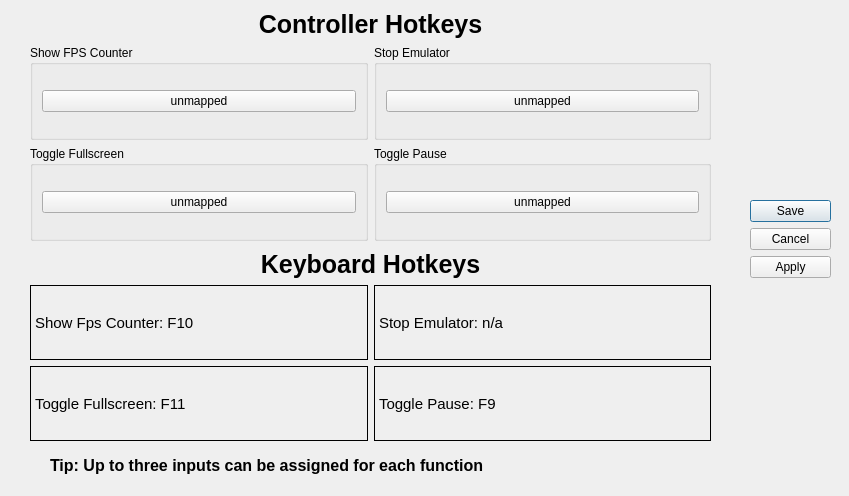
rainmakerv3/BB_Launcher, file settings/hotkeys.ui: the form before one commit.
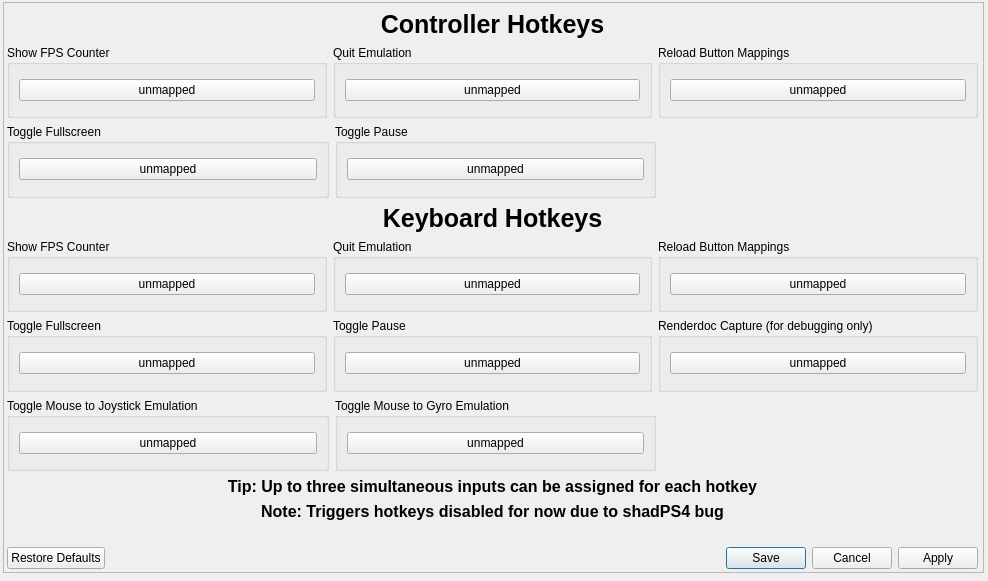
The form after the commit.

Commit message: update hotkey code with latest shadPS4

Diff of the .ui file:
```diff
--- a/settings/hotkeys.ui
+++ b/settings/hotkeys.ui
@@ -8,39 +8,44 @@
    <rect>
     <x>0</x>
     <y>0</y>
-    <width>849</width>
-    <height>496</height>
+    <width>988</width>
+    <height>581</height>
    </rect>
   </property>
   <property name="windowTitle">
    <string>Customize Hotkeys</string>
   </property>
-  <widget class="QDialogButtonBox" name="buttonBox">
+  <widget class="QScrollArea" name="scrollArea">
    <property name="geometry">
     <rect>
-     <x>750</x>
-     <y>200</y>
-     <width>81</width>
-     <height>81</height>
+     <x>3</x>
+     <y>2</y>
+     <width>981</width>
+     <height>571</height>
     </rect>
    </property>
-   <property name="orientation">
-    <enum>Qt::Orientation::Vertical</enum>
+   <property name="widgetResizable">
+    <bool>true</bool>
    </property>
-   <property name="standardButtons">
-    <set>QDialogButtonBox::StandardButton::Apply|QDialogButtonBox::StandardButton::Cancel|QDialogButtonBox::StandardButton::Save</set>
-   </property>
-  </widget>
-  <widget class="QWidget" name="verticalLayoutWidget">
+   <widget class="QWidget" name="scrollAreaWidgetContents">
+    <property name="geometry">
+     <rect>
+      <x>0</x>
+      <y>0</y>
+      <width>979</width>
+      <height>569</height>
+     </rect>
+    </property>
+    <widget class="QWidget" name="verticalLayoutWidget_3">
    <property name="geometry">
     <rect>
-     <x>30</x>
-     <y>10</y>
-     <width>681</width>
-     <height>231</height>
-    </rect>
-   </property>
-   <layout class="QVBoxLayout" name="controllerLayout">
+       <x>3</x>
+       <y>7</y>
+       <width>971</width>
+       <height>559</height>
+      </rect>
+     </property>
+     <layout class="QVBoxLayout" name="HotkeysLayout">
     <item>
      <widget class="QLabel" name="controllerLabel">
       <property name="sizePolicy">
@@ -66,7 +71,13 @@
     <item>
      <layout class="QHBoxLayout" name="horizontalLayoutPad1">
       <item>
-       <widget class="QGroupBox" name="fpsGroupbox">
+         <widget class="QGroupBox" name="fpsGroupboxPad">
+          <property name="sizePolicy">
+           <sizepolicy hsizetype="Expanding" vsizetype="Preferred">
+            <horstretch>0</horstretch>
+            <verstretch>0</verstretch>
+           </sizepolicy>
+          </property>
         <property name="title">
          <string>Show FPS Counter</string>
         </property>
@@ -85,9 +96,15 @@
        </widget>
       </item>
       <item>
-       <widget class="QGroupBox" name="stopGroupbox">
+         <widget class="QGroupBox" name="quitGroupboxKB_2">
+          <property name="sizePolicy">
+           <sizepolicy hsizetype="Expanding" vsizetype="Preferred">
+            <horstretch>0</horstretch>
+            <verstretch>0</verstretch>
+           </sizepolicy>
+          </property>
         <property name="title">
-         <string>Stop Emulator</string>
+           <string>Quit Emulation</string>
         </property>
         <layout class="QVBoxLayout" name="verticalLayout_5">
          <item>
@@ -103,12 +120,40 @@
         </layout>
        </widget>
       </item>
+        <item>
+         <widget class="QGroupBox" name="reloadMappingsBoxPad">
+          <property name="sizePolicy">
+           <sizepolicy hsizetype="Expanding" vsizetype="Preferred">
+            <horstretch>0</horstretch>
+            <verstretch>0</verstretch>
+           </sizepolicy>
+          </property>
+          <property name="title">
+           <string>Reload Button Mappings</string>
+          </property>
+          <layout class="QVBoxLayout" name="verticalLayout_6">
+           <item>
+            <widget class="QPushButton" name="reloadButtonPad">
+             <property name="text">
+              <string>unmapped</string>
+             </property>
+            </widget>
+           </item>
+          </layout>
+         </widget>
+        </item>
      </layout>
     </item>
     <item>
      <layout class="QHBoxLayout" name="horizontalLayoutPad2">
       <item>
-       <widget class="QGroupBox" name="fullscreenGroupbox">
+         <widget class="QGroupBox" name="fullscreenGroupboxPad">
+          <property name="sizePolicy">
+           <sizepolicy hsizetype="Expanding" vsizetype="Preferred">
+            <horstretch>0</horstretch>
+            <verstretch>0</verstretch>
+           </sizepolicy>
+          </property>
         <property name="title">
          <string>Toggle Fullscreen</string>
         </property>
@@ -127,7 +172,13 @@
        </widget>
       </item>
       <item>
-       <widget class="QGroupBox" name="pauseGroupbox">
+         <widget class="QGroupBox" name="pauseGroupboxPad">
+          <property name="sizePolicy">
+           <sizepolicy hsizetype="Expanding" vsizetype="Preferred">
+            <horstretch>0</horstretch>
+            <verstretch>0</verstretch>
+           </sizepolicy>
+          </property>
         <property name="title">
          <string>Toggle Pause</string>
         </property>
@@ -145,20 +196,21 @@
         </layout>
        </widget>
       </item>
-     </layout>
-    </item>
-   </layout>
-  </widget>
-  <widget class="QWidget" name="verticalLayoutWidget_2">
-   <property name="geometry">
-    <rect>
-     <x>30</x>
-     <y>250</y>
-     <width>681</width>
-     <height>191</height>
-    </rect>
-   </property>
-   <layout class="QVBoxLayout" name="keyboardLayout">
+        <item>
+         <spacer name="horizontalSpacer_2">
+          <property name="orientation">
+           <enum>Qt::Orientation::Horizontal</enum>
+          </property>
+          <property name="sizeHint" stdset="0">
+           <size>
+            <width>40</width>
+            <height>20</height>
+           </size>
+          </property>
+         </spacer>
+        </item>
+       </layout>
+      </item>
     <item>
      <widget class="QLabel" name="keyboardLabel">
       <property name="sizePolicy">
@@ -182,37 +234,80 @@
      </widget>
     </item>
     <item>
-     <layout class="QVBoxLayout" name="KBLabelsLayout">
-      <item>
        <layout class="QHBoxLayout" name="horizontalLayoutKB1">
         <item>
-         <widget class="QLabel" name="fpsLabelKB">
-          <property name="font">
-           <font>
-            <pointsize>11</pointsize>
-           </font>
+         <widget class="QGroupBox" name="fpsGroupboxKB">
+          <property name="sizePolicy">
+           <sizepolicy hsizetype="Expanding" vsizetype="Preferred">
+            <horstretch>0</horstretch>
+            <verstretch>0</verstretch>
+           </sizepolicy>
           </property>
-          <property name="frameShape">
-           <enum>QFrame::Shape::Box</enum>
+          <property name="title">
+           <string>Show FPS Counter</string>
           </property>
+          <layout class="QVBoxLayout" name="verticalLayout_7">
+           <item>
+            <widget class="QPushButton" name="fpsButtonKB">
+             <property name="focusPolicy">
+              <enum>Qt::FocusPolicy::NoFocus</enum>
+             </property>
           <property name="text">
-           <string>Show Fps Counter: F10</string>
+              <string>unmapped</string>
           </property>
          </widget>
         </item>
+          </layout>
+         </widget>
+        </item>
         <item>
-         <widget class="QLabel" name="stopLabelKB">
-          <property name="font">
-           <font>
-            <pointsize>11</pointsize>
-           </font>
+         <widget class="QGroupBox" name="quitGroupboxKB">
+          <property name="sizePolicy">
+           <sizepolicy hsizetype="Expanding" vsizetype="Preferred">
+            <horstretch>0</horstretch>
+            <verstretch>0</verstretch>
+           </sizepolicy>
           </property>
-          <property name="frameShape">
-           <enum>QFrame::Shape::Box</enum>
+          <property name="title">
+           <string>Quit Emulation</string>
           </property>
+          <layout class="QVBoxLayout" name="verticalLayout_9">
+           <item>
+            <widget class="QPushButton" name="quitButtonKB">
+             <property name="focusPolicy">
+              <enum>Qt::FocusPolicy::NoFocus</enum>
+             </property>
           <property name="text">
-           <string>Stop Emulator: n/a</string>
-          </property>
+              <string>unmapped</string>
+             </property>
+            </widget>
+           </item>
+          </layout>
+         </widget>
+        </item>
+        <item>
+         <widget class="QGroupBox" name="reloadMappingsBoxKB">
+          <property name="sizePolicy">
+           <sizepolicy hsizetype="Expanding" vsizetype="Preferred">
+            <horstretch>0</horstretch>
+            <verstretch>0</verstretch>
+           </sizepolicy>
+          </property>
+          <property name="title">
+           <string>Reload Button Mappings</string>
+          </property>
+          <layout class="QVBoxLayout" name="verticalLayout_11">
+           <item>
+            <widget class="QPushButton" name="reloadButtonKB">
+             <property name="focusPolicy">
+              <enum>Qt::FocusPolicy::NoFocus</enum>
+             </property>
+             <property name="text">
+              <string>unmapped</string>
+             </property>
+            </widget>
+           </item>
+          </layout>
          </widget>
         </item>
        </layout>
@@ -220,49 +315,156 @@
       <item>
        <layout class="QHBoxLayout" name="horizontalLayoutKB2">
         <item>
-         <widget class="QLabel" name="fullscreenLabelKB">
-          <property name="font">
-           <font>
-            <pointsize>11</pointsize>
-           </font>
+         <widget class="QGroupBox" name="fullscreenGroupboxKB">
+          <property name="sizePolicy">
+           <sizepolicy hsizetype="Expanding" vsizetype="Preferred">
+            <horstretch>0</horstretch>
+            <verstretch>0</verstretch>
+           </sizepolicy>
           </property>
-          <property name="frameShape">
-           <enum>QFrame::Shape::Box</enum>
+          <property name="title">
+           <string>Toggle Fullscreen</string>
           </property>
+          <layout class="QVBoxLayout" name="verticalLayout_8">
+           <item>
+            <widget class="QPushButton" name="fullscreenButtonKB">
+             <property name="focusPolicy">
+              <enum>Qt::FocusPolicy::NoFocus</enum>
+             </property>
           <property name="text">
-           <string>Toggle Fullscreen: F11</string>
+              <string>unmapped</string>
           </property>
          </widget>
         </item>
+          </layout>
+         </widget>
+        </item>
         <item>
-         <widget class="QLabel" name="pauseLabelKB">
-          <property name="font">
-           <font>
-            <pointsize>11</pointsize>
-           </font>
+         <widget class="QGroupBox" name="pauseGroupboxKB">
+          <property name="sizePolicy">
+           <sizepolicy hsizetype="Expanding" vsizetype="Preferred">
+            <horstretch>0</horstretch>
+            <verstretch>0</verstretch>
+           </sizepolicy>
           </property>
-          <property name="frameShape">
-           <enum>QFrame::Shape::Box</enum>
+          <property name="title">
+           <string>Toggle Pause</string>
           </property>
+          <layout class="QVBoxLayout" name="verticalLayout_10">
+           <item>
+            <widget class="QPushButton" name="pauseButtonKB">
+             <property name="focusPolicy">
+              <enum>Qt::FocusPolicy::NoFocus</enum>
+             </property>
           <property name="text">
-           <string>Toggle Pause: F9</string>
+              <string>unmapped</string>
           </property>
          </widget>
         </item>
        </layout>
-      </item>
-     </layout>
-    </item>
-   </layout>
-  </widget>
+         </widget>
+        </item>
+        <item>
+         <widget class="QGroupBox" name="renderdocGroupbox">
+          <property name="sizePolicy">
+           <sizepolicy hsizetype="Expanding" vsizetype="Preferred">
+            <horstretch>0</horstretch>
+            <verstretch>0</verstretch>
+           </sizepolicy>
+          </property>
+          <property name="title">
+           <string>Renderdoc Capture (for debugging only)</string>
+          </property>
+          <layout class="QVBoxLayout" name="verticalLayout_12">
+           <item>
+            <widget class="QPushButton" name="renderdocButton">
+             <property name="focusPolicy">
+              <enum>Qt::FocusPolicy::NoFocus</enum>
+             </property>
+             <property name="text">
+              <string>unmapped</string>
+             </property>
+            </widget>
+           </item>
+          </layout>
+         </widget>
+        </item>
+       </layout>
+      </item>
+      <item>
+       <layout class="QHBoxLayout" name="horizontalLayout">
+        <item>
+         <widget class="QGroupBox" name="mouseJoystickGroupbox">
+          <property name="sizePolicy">
+           <sizepolicy hsizetype="Expanding" vsizetype="Preferred">
+            <horstretch>0</horstretch>
+            <verstretch>0</verstretch>
+           </sizepolicy>
+          </property>
+          <property name="title">
+           <string>Toggle Mouse to Joystick Emulation</string>
+          </property>
+          <layout class="QVBoxLayout" name="verticalLayout_13">
+           <item>
+            <widget class="QPushButton" name="mouseJoystickButton">
+             <property name="focusPolicy">
+              <enum>Qt::FocusPolicy::NoFocus</enum>
+             </property>
+             <property name="text">
+              <string>unmapped</string>
+             </property>
+            </widget>
+           </item>
+          </layout>
+         </widget>
+        </item>
+        <item>
+         <widget class="QGroupBox" name="mouseGyroGroupbox">
+          <property name="sizePolicy">
+           <sizepolicy hsizetype="Expanding" vsizetype="Preferred">
+            <horstretch>0</horstretch>
+            <verstretch>0</verstretch>
+           </sizepolicy>
+          </property>
+          <property name="title">
+           <string>Toggle Mouse to Gyro Emulation</string>
+          </property>
+          <layout class="QVBoxLayout" name="verticalLayout_14">
+           <item>
+            <widget class="QPushButton" name="mouseGyroButton">
+             <property name="focusPolicy">
+              <enum>Qt::FocusPolicy::NoFocus</enum>
+             </property>
+             <property name="text">
+              <string>unmapped</string>
+             </property>
+            </widget>
+           </item>
+          </layout>
+         </widget>
+        </item>
+        <item>
+         <spacer name="horizontalSpacer_3">
+          <property name="orientation">
+           <enum>Qt::Orientation::Horizontal</enum>
+          </property>
+          <property name="sizeHint" stdset="0">
+           <size>
+            <width>40</width>
+            <height>20</height>
+           </size>
+          </property>
+         </spacer>
+        </item>
+       </layout>
+      </item>
+      <item>
   <widget class="QLabel" name="tipLabel">
-   <property name="geometry">
-    <rect>
-     <x>50</x>
-     <y>450</y>
-     <width>631</width>
-     <height>31</height>
-    </rect>
+        <property name="sizePolicy">
+         <sizepolicy hsizetype="Preferred" vsizetype="Fixed">
+          <horstretch>0</horstretch>
+          <verstretch>0</verstretch>
+         </sizepolicy>
    </property>
    <property name="font">
     <font>
@@ -271,8 +473,61 @@
     </font>
    </property>
    <property name="text">
-    <string>Tip: Up to three inputs can be assigned for each function</string>
-   </property>
+         <string>Tip: Up to three simultaneous inputs can be assigned for each hotkey</string>
+        </property>
+        <property name="alignment">
+         <set>Qt::AlignmentFlag::AlignCenter</set>
+        </property>
+       </widget>
+      </item>
+      <item>
+       <widget class="QLabel" name="tipLabel_2">
+        <property name="sizePolicy">
+         <sizepolicy hsizetype="Preferred" vsizetype="Fixed">
+          <horstretch>0</horstretch>
+          <verstretch>0</verstretch>
+         </sizepolicy>
+        </property>
+        <property name="font">
+         <font>
+          <pointsize>12</pointsize>
+          <bold>true</bold>
+         </font>
+        </property>
+        <property name="text">
+         <string>Note: Triggers hotkeys disabled for now due to shadPS4 bug</string>
+        </property>
+        <property name="alignment">
+         <set>Qt::AlignmentFlag::AlignCenter</set>
+        </property>
+       </widget>
+      </item>
+      <item>
+       <spacer name="horizontalSpacer">
+        <property name="orientation">
+         <enum>Qt::Orientation::Horizontal</enum>
+        </property>
+        <property name="sizeHint" stdset="0">
+         <size>
+          <width>40</width>
+          <height>20</height>
+         </size>
+        </property>
+       </spacer>
+      </item>
+      <item>
+       <widget class="QDialogButtonBox" name="buttonBox">
+        <property name="orientation">
+         <enum>Qt::Orientation::Horizontal</enum>
+        </property>
+        <property name="standardButtons">
+         <set>QDialogButtonBox::StandardButton::Apply|QDialogButtonBox::StandardButton::Cancel|QDialogButtonBox::StandardButton::RestoreDefaults|QDialogButtonBox::StandardButton::Save</set>
+        </property>
+       </widget>
+      </item>
+     </layout>
+    </widget>
+   </widget>
   </widget>
  </widget>
  <resources/>
```
Left out of the diff: 13 changed lines with no effect on the pictures. Lines whose indentation alone changed are shown as unchanged. The commit also changes 3 other files.
